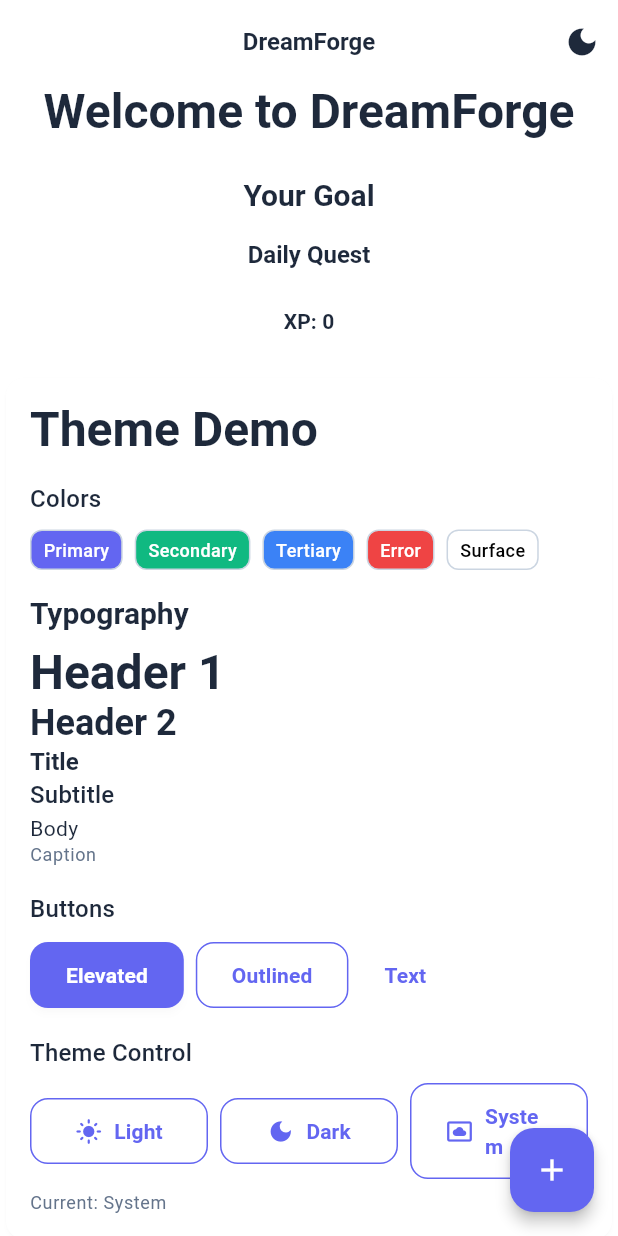
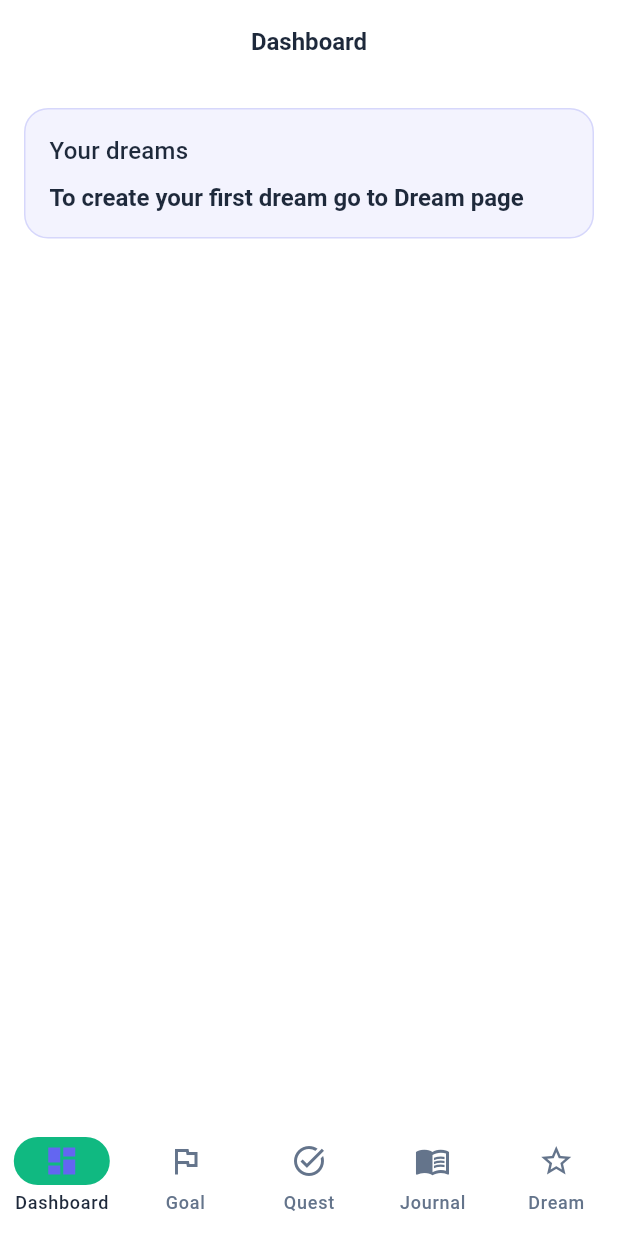
Before and after one commit to IgorAbramov/dream-forge, a Flutter app: the screen it shows after launch, on a phone screen of 412 x 824 dp. Run offline on Flutter 3.47's test engine with Material 3 defaults, Android fonts, the light colour scheme and no system bars; our stand-ins replace drift, flutter_riverpod, go_router, shared_preferences; accounts and stored records are empty; generated files the repository leaves out were written again; statements that could not run were skipped.

Commit message:
Feature: Add dream functionality

```diff
--- /dev/null
+++ b/lib/core/data/dreams_repository.dart
@@ -0,0 +1,19 @@
+import 'package:flutter_riverpod/flutter_riverpod.dart';
+import '../db/app_database.dart';
+
+final databaseProvider = Provider<AppDatabase>((ref) => AppDatabase());
+
+final dreamsStreamProvider = StreamProvider<List<Dream>>((ref) {
+  final db = ref.watch(databaseProvider);
+  return db.watchAllDreams();
+});
+
+final dreamsActionsProvider = Provider<DreamsActions>((ref) => DreamsActions(ref.watch(databaseProvider)));
+
+class DreamsActions {
+  final AppDatabase db;
+  DreamsActions(this.db);
+  Future<void> addDream(String title, {String? description}) async {
+    await db.addDream(title, description: description);
+  }
+}
--- /dev/null
+++ b/lib/core/db/app_database.dart
@@ -0,0 +1,43 @@
+import 'dart:io';
+
+import 'package:drift/drift.dart';
+import 'package:drift/native.dart';
+import 'package:path/path.dart' as p;
+import 'package:path_provider/path_provider.dart';
+
+part 'app_database.g.dart';
+
+class Dreams extends Table {
+  IntColumn get id => integer().autoIncrement()();
+  TextColumn get title => text()();
+  TextColumn get description => text().nullable()();
+  DateTimeColumn get createdAt => dateTime().withDefault(currentDateAndTime)();
+}
+
+@DriftDatabase(tables: [Dreams])
+class AppDatabase extends _$AppDatabase {
+  AppDatabase() : super(_openConnection());
+
+  @override
+  int get schemaVersion => 1;
+
+  Future<int> addDream(String title, {String? description}) {
+    return into(dreams).insert(DreamsCompanion.insert(title: title, description: Value(description)));
+  }
+
+  Future<List<Dream>> getAllDreams() {
+    return select(dreams).get();
+  }
+
+  Stream<List<Dream>> watchAllDreams() {
+    return select(dreams).watch();
+  }
+}
+
+LazyDatabase _openConnection() {
+  return LazyDatabase(() async {
+    final dir = await getApplicationDocumentsDirectory();
+    final file = File(p.join(dir.path, 'dreamforge.sqlite'));
+    return NativeDatabase.createInBackground(file);
+  });
+}
--- /dev/null
+++ b/lib/core/router/app_router.dart
@@ -0,0 +1,62 @@
+import 'package:flutter/material.dart';
+import 'package:go_router/go_router.dart';
+
+import '../../features/dashboard/dashboard_page.dart';
+import '../../features/goal/goal_page.dart';
+import '../../features/quest/quest_page.dart';
+import '../../features/journal/journal_page.dart';
+import '../../features/dream/dream_page.dart';
+import 'app_shell.dart';
+
+class AppRouter {
+  AppRouter._();
+
+  static final GoRouter router = GoRouter(
+    routes: <RouteBase>[
+      ShellRoute(
+        builder: (context, state, child) => AppShell(child: child),
+        routes: [
+          GoRoute(
+            path: '/',
+            name: 'dashboard',
+            builder: (BuildContext context, GoRouterState state) => const DashboardPage(),
+          ),
+          GoRoute(
+            path: '/goal/:id',
+            name: 'goal',
+            builder: (BuildContext context, GoRouterState state) {
+              final id = state.pathParameters['id'] ?? '';
+              return GoalPage(goalId: id);
+            },
+          ),
+          GoRoute(
+            path: '/quest/:id',
+            name: 'quest',
+            builder: (BuildContext context, GoRouterState state) {
+              final id = state.pathParameters['id'] ?? '';
+              return QuestPage(questId: id);
+            },
+          ),
+          GoRoute(
+            path: '/journal',
+            name: 'journal',
+            builder: (BuildContext context, GoRouterState state) => const JournalPage(),
+          ),
+          GoRoute(
+            path: '/dream/:id',
+            name: 'dream',
+            builder: (BuildContext context, GoRouterState state) {
+              final id = state.pathParameters['id'] ?? '';
+              return DreamPage(dreamId: id);
+            },
+          ),
+        ],
+      ),
+    ],
+    errorBuilder: (context, state) => Scaffold(
+      appBar: AppBar(title: const Text('Not found')),
+      body: Center(child: Text('Route not found: ${state.uri}')),
+    ),
+    debugLogDiagnostics: false,
+  );
+}
--- /dev/null
+++ b/lib/core/router/app_shell.dart
@@ -0,0 +1,62 @@
+import 'package:flutter/material.dart';
+import 'package:go_router/go_router.dart';
+
+class AppShell extends StatelessWidget {
+  final Widget child;
+  const AppShell({super.key, required this.child});
+
+  static final List<_NavItem> _items = [
+    _NavItem(label: 'Dashboard', icon: Icons.dashboard_outlined, selectedIcon: Icons.dashboard, location: '/'),
+    _NavItem(label: 'Goal', icon: Icons.flag_outlined, selectedIcon: Icons.flag, location: '/goal/1'),
+    _NavItem(label: 'Quest', icon: Icons.task_alt_outlined, selectedIcon: Icons.task_alt, location: '/quest/42'),
+    _NavItem(label: 'Journal', icon: Icons.menu_book_outlined, selectedIcon: Icons.menu_book, location: '/journal'),
+    _NavItem(label: 'Dream', icon: Icons.star_border, selectedIcon: Icons.star, location: '/dream/7'),
+  ];
+
+  int _indexForLocation(String location) {
+    for (int i = 0; i < _items.length; i++) {
+      final item = _items[i];
+      if (location == item.location) return i;
+      if (item.location != '/' && location.startsWith(item.location.split('/:').first)) return i;
+    }
+    return 0;
+  }
+
+  @override
+  Widget build(BuildContext context) {
+    final location = GoRouterState.of(context).uri.toString();
+    final selectedIndex = _indexForLocation(location);
+    final colorScheme = Theme.of(context).colorScheme;
+
+    return Scaffold(
+      body: child,
+      bottomNavigationBar: NavigationBar(
+        selectedIndex: selectedIndex,
+        onDestinationSelected: (index) => context.go(_items[index].location),
+        destinations: _items
+            .map(
+              (e) => NavigationDestination(
+                icon: Icon(e.icon, color: colorScheme.onSurfaceVariant),
+                selectedIcon: Icon(e.selectedIcon),
+                label: e.label,
+              ),
+            )
+            .toList(),
+      ),
+    );
+  }
+}
+
+class _NavItem {
+  final String label;
+  final IconData icon;
+  final IconData selectedIcon;
+  final String location;
+
+  const _NavItem({
+    required this.label,
+    required this.icon,
+    required this.selectedIcon,
+    required this.location,
+  });
+}
--- /dev/null
+++ b/lib/features/dashboard/dashboard_page.dart
@@ -0,0 +1,72 @@
+import 'package:flutter/material.dart';
+import 'package:flutter_riverpod/flutter_riverpod.dart';
+import '../../core/data/dreams_repository.dart';
+import '../dream/widgets/dream_list.dart';
+
+class DashboardPage extends ConsumerWidget {
+  const DashboardPage({super.key});
+
+  @override
+  Widget build(BuildContext context, WidgetRef ref) {
+    final textTheme = Theme.of(context).textTheme;
+    final colorScheme = Theme.of(context).colorScheme;
+    final dreamsAsync = ref.watch(dreamsStreamProvider);
+
+    return Scaffold(
+      appBar: AppBar(
+        title: const Text('Dashboard'),
+      ),
+      body: ListView(
+        padding: const EdgeInsets.all(16),
+        children: [
+          dreamsAsync.when(
+            data: (dreams) {
+              if (dreams.isEmpty) {
+                return Container(
+                  padding: const EdgeInsets.all(16),
+                  decoration: BoxDecoration(
+                    color: colorScheme.primary.withOpacity(0.08),
+                    borderRadius: BorderRadius.circular(16),
+                    border: Border.all(color: colorScheme.primary.withOpacity(0.2)),
+                  ),
+                  child: Column(
+                    crossAxisAlignment: CrossAxisAlignment.start,
+                    children: [
+                      Text('Your dreams', style: textTheme.titleMedium),
+                      const SizedBox(height: 8),
+                      Text('To create your first dream go to Dream page', style: textTheme.titleLarge),
+                    ],
+                  ),
+                );
+              }
+              return Container(
+                padding: const EdgeInsets.all(0),
+                decoration: const BoxDecoration(),
+                constraints: const BoxConstraints(maxHeight: 280),
+                child: DreamList(dreams: dreams.take(3).toList()),
+              );
+            },
+            loading: () => const Center(child: CircularProgressIndicator()),
+            error: (e, st) => Container(
+              padding: const EdgeInsets.all(16),
+              decoration: BoxDecoration(
+                color: colorScheme.primary.withOpacity(0.08),
+                borderRadius: BorderRadius.circular(16),
+                border: Border.all(color: colorScheme.primary.withOpacity(0.2)),
+              ),
+              child: Column(
+                crossAxisAlignment: CrossAxisAlignment.start,
+                children: [
+                  Text('Your dreams', style: textTheme.titleMedium),
+                  const SizedBox(height: 8),
+                  Text('To create your first dream go to Dream page', style: textTheme.titleLarge),
+                ],
+              ),
+            ),
+          ),
+          const SizedBox(height: 24),
+        ],
+      ),
+    );
+  }
+}
--- /dev/null
+++ b/lib/features/dream/widgets/dream_list.dart
@@ -0,0 +1,18 @@
+import 'package:flutter/material.dart';
+import '../../../core/db/app_database.dart';
+import 'dream_card.dart';
+
+class DreamList extends StatelessWidget {
+  final List<Dream> dreams;
+  const DreamList({super.key, required this.dreams});
+
+  @override
+  Widget build(BuildContext context) {
+    return ListView.separated(
+      padding: const EdgeInsets.all(16),
+      itemCount: dreams.length,
+      separatorBuilder: (_, __) => const SizedBox(height: 12),
+      itemBuilder: (context, index) => DreamCard(dream: dreams[index]),
+    );
+  }
+}
--- a/lib/main.dart
+++ b/lib/main.dart
@@ -1,9 +1,11 @@
 import 'package:flutter/material.dart';
+import 'package:flutter_riverpod/flutter_riverpod.dart';
 import 'core/theme/theme.dart';
-import 'core/widgets/theme_demo_widget.dart';
+import 'core/router/app_router.dart';
 
 void main() {
-  runApp(const DreamForgeApp());
+  WidgetsFlutterBinding.ensureInitialized();
+  runApp(const ProviderScope(child: DreamForgeApp()));
 }
 
 class DreamForgeApp extends StatefulWidget {
@@ -36,88 +38,16 @@ class _DreamForgeAppState extends State<DreamForgeApp> {
       child: AnimatedBuilder(
         animation: _themeManager,
         builder: (context, child) {
-          return MaterialApp(
+          return MaterialApp.router(
             title: 'DreamForge',
             debugShowCheckedModeBanner: false,
             theme: AppTheme.lightTheme,
             darkTheme: AppTheme.darkTheme,
             themeMode: _themeManager.themeMode,
-            home: const DreamForgeHomePage(),
+            routerConfig: AppRouter.router,
           );
         },
       ),
     );
   }
 }
-
-class DreamForgeHomePage extends StatefulWidget {
-  const DreamForgeHomePage({super.key});
-
-  @override
-  State<DreamForgeHomePage> createState() => _DreamForgeHomePageState();
-}
-
-class _DreamForgeHomePageState extends State<DreamForgeHomePage> {
-  int _counter = 0;
-
-  void _incrementCounter() {
-    setState(() {
-      _counter++;
-    });
-  }
-
-  void _toggleTheme() {
-    ThemeProvider.of(context).toggleTheme();
-  }
-
-  @override
-  Widget build(BuildContext context) {
-    final themeManager = ThemeProvider.of(context);
-    final textTheme = Theme.of(context).textTheme;
-
-    return Scaffold(
-      appBar: AppBar(
-        title: const Text('DreamForge'),
-        actions: [
-          IconButton(
-            onPressed: _toggleTheme,
-            icon: Icon(
-              themeManager.isDarkMode ? Icons.light_mode : Icons.dark_mode,
-            ),
-            tooltip: 'Toggle theme',
-          ),
-        ],
-      ),
-      body: Center(
-        child: Column(
-          mainAxisAlignment: MainAxisAlignment.center,
-          children: <Widget>[
-            // Dream title example
-            Text('Welcome to DreamForge', style: textTheme.displayMedium, textAlign: TextAlign.center),
-            const SizedBox(height: 24),
-
-            // Goal title example
-            Text('Your Goal', style: textTheme.headlineMedium),
-            const SizedBox(height: 16),
-
-            // Quest title example
-            Text('Daily Quest', style: textTheme.titleLarge),
-            const SizedBox(height: 24),
-
-            // XP text example
-            Text('XP: $_counter', style: textTheme.labelLarge),
-            const SizedBox(height: 24),
-
-            // Theme demo widget
-            const ThemeDemoWidget(),
-          ],
-        ),
-      ),
-      floatingActionButton: FloatingActionButton(
-        onPressed: _incrementCounter,
-        tooltip: 'Increment XP',
-        child: const Icon(Icons.add),
-      ),
-    );
-  }
-}
```
Also changed, not shown: lib/features/dream/dream_page.dart (added, +96 -0 lines), lib/features/dream/widgets/dream_card.dart (added, +80 -0 lines), lib/features/goal/goal_page.dart (added, +24 -0 lines), lib/features/journal/journal_page.dart (added, +23 -0 lines), lib/features/quest/quest_page.dart (added, +24 -0 lines), pubspec.yaml (+11 -0 lines), lib/core/db/app_database.g.dart (added), pubspec.lock, 7 other files.
